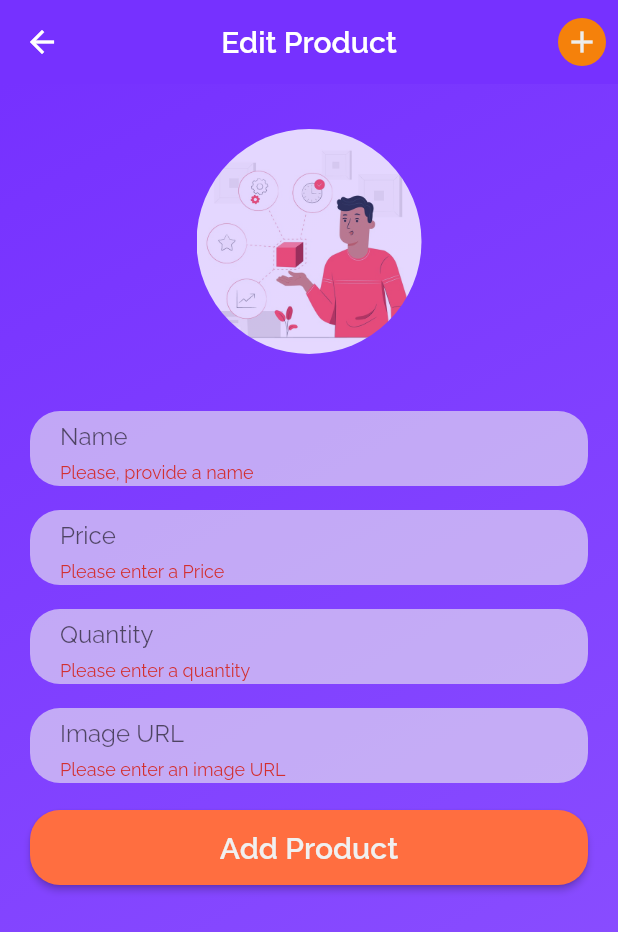
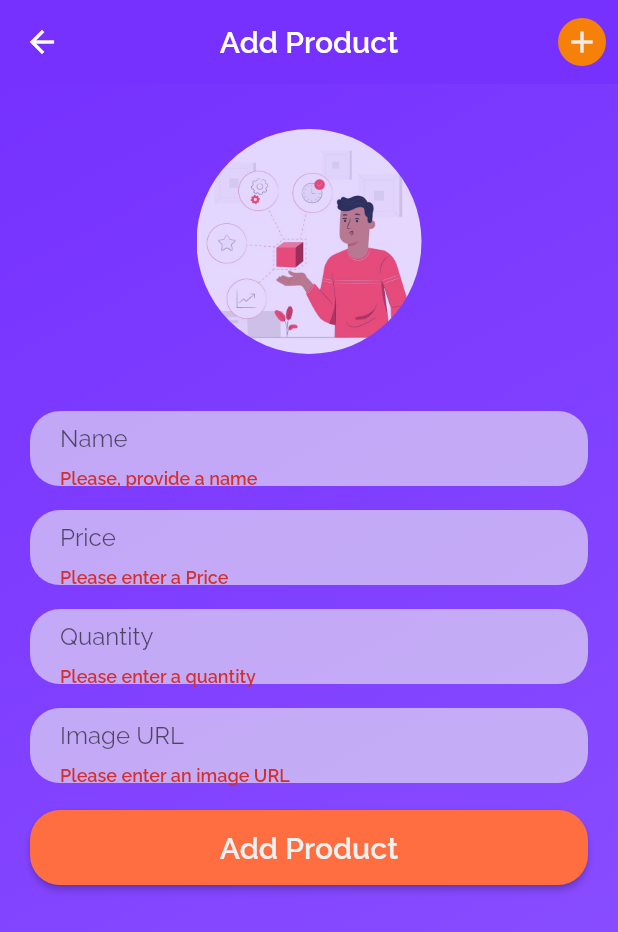
Before and after one commit to RenanLopesAlmeida/flutter_altf4_products, a Flutter app: the EditProductScreen screen opened by its route, after a tap on "Add Product", on a phone screen of 412 x 824 dp. Shown: the top 932 px of the screen. Run offline on Flutter 3.47's test engine with Material 2 defaults, Android fonts, the phone set to English and light mode, and no system bars; our stand-ins replace cloud_firestore, firebase_core, flutter_mobx, liquid_pull_to_refresh, mobx; accounts and stored records are empty; generated files the repository leaves out were written again.

Commit message:
feature: creation of produc overview screen to edit and delete a product and creation of editing a product

```diff
--- a/lib/app/external/interfaces/products_interface.dart
+++ b/lib/app/external/interfaces/products_interface.dart
@@ -3,5 +3,6 @@ import 'package:altf4_produtos/app/shared/models/product_model.dart';
 abstract class ProductsInterface {
   Future<List<ProductModel>> get fetchProducts;
   Future<void> addProduct(ProductModel product);
+  Future<void> updateProduct(ProductModel product);
   Future<ProductModel> get bestSeller;
 }
--- a/lib/app/screens/edit_product/edit_product_screen.dart
+++ b/lib/app/screens/edit_product/edit_product_screen.dart
@@ -4,8 +4,41 @@ import 'package:altf4_produtos/app/screens/edit_product/widgets/custom_form.dart
 import 'package:altf4_produtos/app/shared/models/product_model.dart';
 import 'package:flutter/material.dart';
 
-class EditProductScreen extends StatelessWidget {
+class EditProductScreen extends StatefulWidget {
   static final String routeName = '/editProduct';
+
+  @override
+  _EditProductScreenState createState() => _EditProductScreenState();
+}
+
+class _EditProductScreenState extends State<EditProductScreen> {
+  bool _isLoading = true;
+  ProductModel editedProduct;
+
+  var _initValues = {
+    'name': '',
+    'price': '',
+    'quantity': '',
+    'imageUrl': '',
+  };
+
+  @override
+  void didChangeDependencies() {
+    if (_isLoading) {
+      editedProduct = ModalRoute.of(context).settings.arguments as ProductModel;
+
+      if (editedProduct != null) {
+        _initValues = {
+          'name': editedProduct.name,
+          'price': editedProduct.price.toString(),
+          'quantity': editedProduct.quantity.toString(),
+          'image_url': editedProduct.imageUrl,
+        };
+      }
+    }
+    _isLoading = false;
+    super.didChangeDependencies();
+  }
 
   @override
   Widget build(BuildContext context) {
@@ -17,7 +50,7 @@ class EditProductScreen extends StatelessWidget {
         elevation: 0,
         backgroundColor: CustomColors.headerGradient[1],
         title: Text(
-          'Edit Product',
+          (editedProduct != null) ? 'Edit Product' : 'Add Product',
           style: TextStyle(
             fontWeight: FontWeight.bold,
           ),
@@ -64,7 +97,11 @@ class EditProductScreen extends StatelessWidget {
               ),
               Container(
                 margin: const EdgeInsets.only(top: 30),
-                child: CustomForm(_deviceSize),
+                child: CustomForm(
+                  deviceSize: _deviceSize,
+                  editedProduct: editedProduct,
+                  initValues: _initValues,
+                ),
               ),
             ],
           ),
--- a/lib/app/screens/edit_product/widgets/custom_form.dart
+++ b/lib/app/screens/edit_product/widgets/custom_form.dart
@@ -7,8 +7,10 @@ import 'package:flutter/material.dart';
 
 class CustomForm extends StatefulWidget {
   final Size deviceSize;
+  final ProductModel editedProduct;
+  final Map<String, dynamic> initValues;
 
-  CustomForm(this.deviceSize);
+  CustomForm({this.deviceSize, this.editedProduct, this.initValues});
 
   @override
   _CustomFormState createState() => _CustomFormState();
@@ -44,10 +46,17 @@ class _CustomFormState extends State<CustomForm> {
 
     try {
       ProductModel product = ProductModel.fromJson(_formData);
-      print(product.name);
-      await _productsController.addProduct(product);
+      product.id = widget.editedProduct.id;
+
+      if (widget.editedProduct == null) {
+        await _productsController.addProduct(product);
+      } else {
+        await _productsController.updateProduct(product);
+      }
+
+      Navigator.of(context).pop();
     } catch (error) {
-      print('ERROR when tried to add a new product. ERROR: $error');
+      print('$error');
     }
   }
 
@@ -64,11 +73,16 @@ class _CustomFormState extends State<CustomForm> {
             child: TextFormField(
               focusNode: _nameFocusNode,
               textInputAction: TextInputAction.next,
+              initialValue: widget.initValues['name'],
               decoration: InputDecoration(
-                hintText: 'Name',
+                labelText: 'Name',
+                labelStyle: TextStyle(
+                  height: 0,
+                ),
                 border: InputBorder.none,
                 errorStyle: TextStyle(
-                  height: 0.1,
+                  height: 0.3,
+                  fontWeight: FontWeight.w600,
                 ),
               ),
               validator: (value) {
@@ -85,11 +99,16 @@ class _CustomFormState extends State<CustomForm> {
               focusNode: _priceFocusNode,
               keyboardType: TextInputType.number,
               textInputAction: TextInputAction.next,
+              initialValue: widget.initValues['price'],
               decoration: InputDecoration(
-                hintText: 'Price',
+                labelText: 'Price',
+                labelStyle: TextStyle(
+                  height: 0,
+                ),
                 border: InputBorder.none,
                 errorStyle: TextStyle(
-                  height: 0.1,
+                  height: 0.3,
+                  fontWeight: FontWeight.w600,
                 ),
               ),
               onFieldSubmitted: (value) {
@@ -109,11 +128,14 @@ class _CustomFormState extends State<CustomForm> {
               focusNode: _quantityFocusNode,
               keyboardType: TextInputType.number,
               textInputAction: TextInputAction.next,
+              initialValue: widget.initValues['quantity'],
               decoration: InputDecoration(
-                hintText: 'Quantity',
+                labelText: 'Quantity',
+                labelStyle: TextStyle(height: 0),
                 border: InputBorder.none,
                 errorStyle: TextStyle(
-                  height: 0.1,
+                  height: 0.3,
+                  fontWeight: FontWeight.w600,
                 ),
               ),
               onFieldSubmitted: (value) {
@@ -130,11 +152,16 @@ class _CustomFormState extends State<CustomForm> {
           CustomFormField(
             deviceSize: widget.deviceSize,
             child: TextFormField(
+              initialValue: widget.initValues['image_url'],
               decoration: InputDecoration(
-                hintText: 'Image URL',
+                labelText: 'Image URL',
+                labelStyle: TextStyle(
+                  height: 0,
+                ),
                 border: InputBorder.none,
                 errorStyle: TextStyle(
-                  height: 0.1,
+                  height: 0.3,
+                  fontWeight: FontWeight.w600,
                 ),
               ),
               validator: (value) {
--- a/lib/app/screens/edit_product/widgets/custom_formfield.dart
+++ b/lib/app/screens/edit_product/widgets/custom_formfield.dart
@@ -12,13 +12,13 @@ class CustomFormField extends StatelessWidget {
     return Container(
       height: 50,
       width: deviceSize.width,
-      margin: EdgeInsets.symmetric(horizontal: 20, vertical: 8),
-      padding: EdgeInsets.only(left: 20, bottom: 5),
+      margin: const EdgeInsets.symmetric(horizontal: 20, vertical: 8),
+      padding: const EdgeInsets.only(left: 20),
       decoration: BoxDecoration(
         color: CustomColors.white.withOpacity(0.6),
         borderRadius: BorderRadius.circular(20),
       ),
-      child: Center(child: child),
+      child: child,
     );
   }
 }
--- a/lib/app/shared/utils/validators/product_validator.dart
+++ b/lib/app/shared/utils/validators/product_validator.dart
@@ -28,9 +28,9 @@ class ProductValidator {
       return 'Please enter an image URL';
     }
 
-    if (!value.endsWith('.jpg') &&
-        !value.endsWith('.png') &&
-        !value.endsWith('.jpeg')) {
+    if (!value.contains('.jpg') &&
+        !value.contains('.png') &&
+        !value.contains('.jpeg')) {
       return 'Please enter a valid URL';
     }
 
--- a/lib/app/shared/widgets/appbar/home_title_appbar.dart
+++ b/lib/app/shared/widgets/appbar/home_title_appbar.dart
@@ -10,7 +10,7 @@ class HomeTitleAppBar extends StatelessWidget {
         Container(
           margin: const EdgeInsets.only(right: 40),
           child: const Text(
-            'S H O P',
+            'O L X',
             style: TextStyle(
               fontSize: 30,
               color: CustomColors.white,
--- a/pubspec.yaml
+++ b/pubspec.yaml
@@ -28,6 +28,7 @@ dependencies:
   firebase_auth: "^0.18.0+1"
   mobx:
   flutter_mobx:
+  liquid_pull_to_refresh: ^2.0.0
 
 
   # The following adds the Cupertino Icons font to your application.
```
Also changed, not shown: lib/app/controllers/products/products_controller.dart (+11 -0 lines), lib/app/external/repositories/products_repository.dart (+11 -10 lines), lib/app/screens/home/home_screen.dart (+14 -5 lines), lib/app/screens/product_detail/product_detail_screen.dart (+4 -21 lines), lib/app/screens/products_overview/products_overview_screen.dart (added, +53 -0 lines), lib/app/screens/products_overview/widgets/product_overview_tile.dart (added, +49 -0 lines), lib/app/shared/widgets/appbar/back_appbar.dart (added, +32 -0 lines), lib/app/shared/widgets/appbar/custom_appbar.dart (+6 -4 lines), lib/app/shared/widgets/custom_circular_progress.dart (added, +12 -0 lines), lib/main.dart (+6 -1 lines), lib/app/controllers/products/products_controller.g.dart, pubspec.lock.
